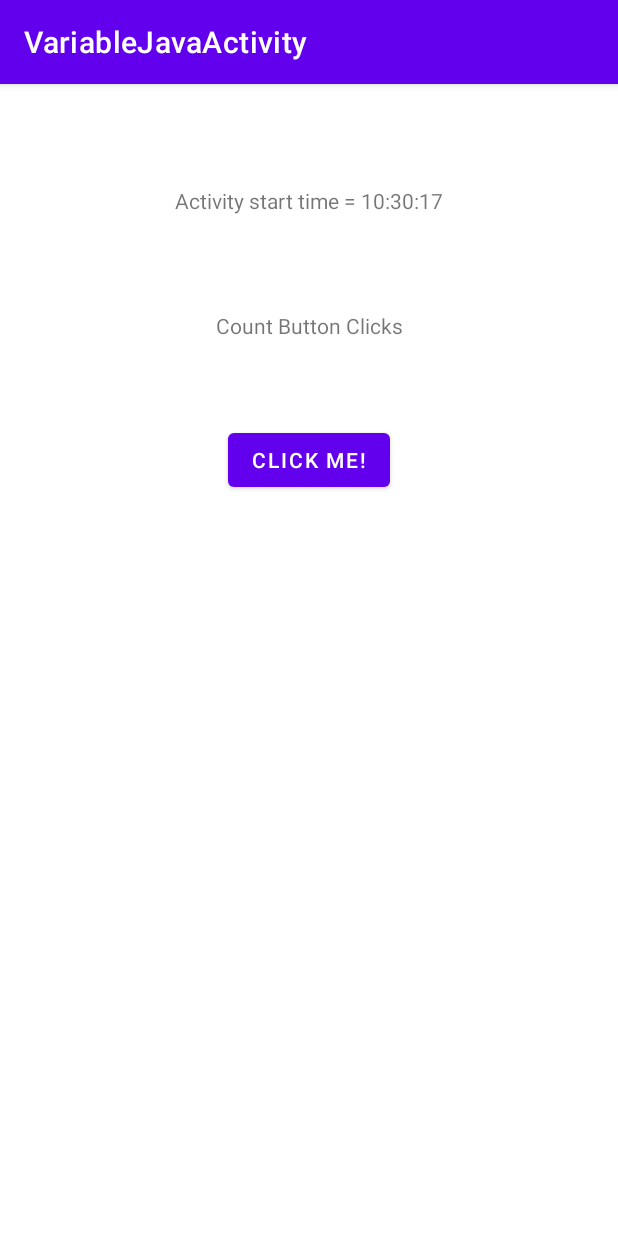
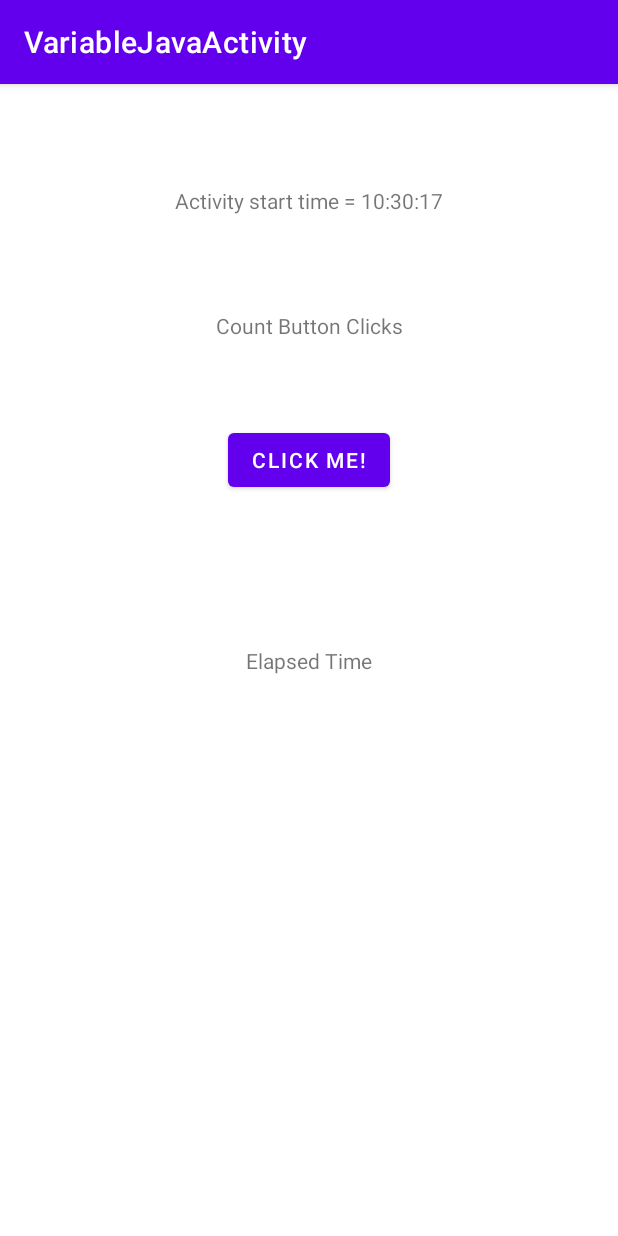
Before and after one commit to murod1/BtnClickCount, an Android app: the VariableJavaActivity screen opened directly, with no data from a screen before it, on a phone screen of 412 x 824 dp. Run offline under Robolectric (Android 15) with nearby library versions, the phone set to English and light mode, and no system bars.

Commit message:
TimeElapsed

```diff
--- a/app/src/main/java/com/google/hellokotlin/VariableJavaActivity.java
+++ b/app/src/main/java/com/google/hellokotlin/VariableJavaActivity.java
@@ -11,10 +11,9 @@ import java.text.SimpleDateFormat;
 import java.util.Locale;
 
 public class VariableJavaActivity extends AppCompatActivity {
-    TextView txtActivityStartTime, txtCountBtnClicks;
+    TextView txtActivityStartTime, txtCountBtnClicks, txtElapsedTime;
     Button btnClickMe;
     final long startTime = System.currentTimeMillis();
-
     int clickCount = 0;
 
     @Override
@@ -26,16 +25,18 @@ public class VariableJavaActivity extends AppCompatActivity {
         txtActivityStartTime = findViewById(R.id.txtActivityStartTime);
         txtCountBtnClicks = findViewById(R.id.txtCountBtnClicks);
         btnClickMe = findViewById(R.id.btnClickMe);
+        txtElapsedTime = findViewById(R.id.txtElapsedTime);
 
         btnClickMe.setOnClickListener(new View.OnClickListener() {
             @Override
             public void onClick(View v) {
                 clickCount++;
                 txtCountBtnClicks.setText("Button clicks: " + clickCount);
+                long ElapsedTime = ((System.currentTimeMillis() - startTime)/1000);
+                txtElapsedTime.setText(ElapsedTime + "경과");
             }
         });
         String timeText = new SimpleDateFormat("HH:mm:ss", Locale.KOREA).format(startTime);
         txtActivityStartTime.setText("Activity start time = " + timeText);
-
     }
 }
--- a/app/src/main/java/com/google/hellokotlin/VariableKotlinActivity.kt
+++ b/app/src/main/java/com/google/hellokotlin/VariableKotlinActivity.kt
@@ -4,12 +4,14 @@ import androidx.appcompat.app.AppCompatActivity
 import android.os.Bundle
 import android.widget.Button
 import android.widget.TextView
+import org.w3c.dom.Text
 import java.text.SimpleDateFormat
 import java.util.*
 
 class VariableKotlinActivity : AppCompatActivity() {
     var clickCount = 0
     val startTime = System.currentTimeMillis()
+    var ElapsedTime :Long = ((System.currentTimeMillis()- startTime)/1000).toLong()
 
     override fun onCreate(savedInstanceState: Bundle?) {
         super.onCreate(savedInstanceState)
@@ -18,10 +20,12 @@ class VariableKotlinActivity : AppCompatActivity() {
         val txtActivityStartTime = findViewById<TextView>(R.id.txtActivityStartTime)
         val txtCountBtnClicks = findViewById<TextView>(R.id.txtCountBtnClicks)
         val btnClickMe = findViewById<Button>(R.id.btnClickMe)
+        val txtElapsedTime = findViewById<TextView>(R.id.txtElapsedTime)
 
         btnClickMe.setOnClickListener {
             clickCount++
             txtCountBtnClicks.text = "Button clicks = " + clickCount
+            txtElapsedTime.text = "초" + clickCount
         }
         val timeText = SimpleDateFormat("HH:mm:ss", Locale.KOREA).format(startTime)
         txtActivityStartTime.text = "Activity start time = " + timeText
--- a/app/src/main/res/layout/layout_variable.xml
+++ b/app/src/main/res/layout/layout_variable.xml
@@ -35,4 +35,14 @@
         app:layout_constraintStart_toStartOf="parent"
         app:layout_constraintTop_toBottomOf="@+id/txtCountBtnClicks" />
 
+    <TextView
+        android:id="@+id/txtElapsedTime"
+        android:layout_width="wrap_content"
+        android:layout_height="wrap_content"
+        android:text="Elapsed Time"
+        app:layout_constraintBottom_toBottomOf="parent"
+        app:layout_constraintEnd_toEndOf="parent"
+        app:layout_constraintStart_toStartOf="parent"
+        app:layout_constraintTop_toTopOf="parent" />
+
 </androidx.constraintlayout.widget.ConstraintLayout>
```
